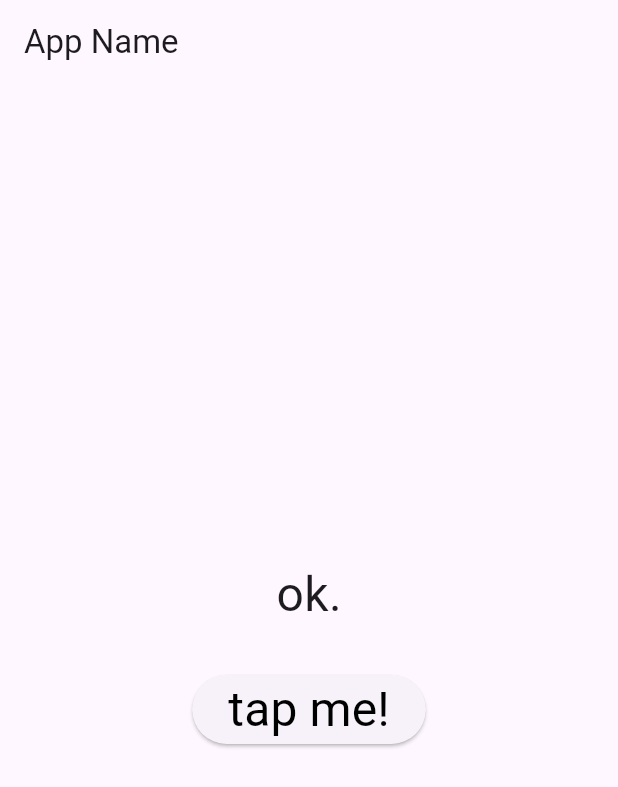
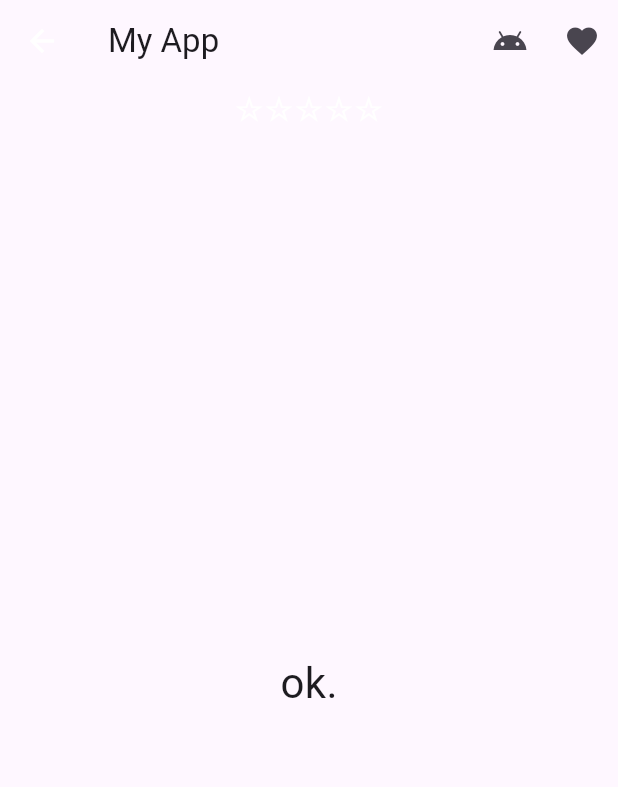
Before and after one commit to f24aa005/test, a Flutter app: the screen it shows after launch, on a phone screen of 412 x 824 dp. Shown: the top 787 px of the screen. Run offline on Flutter 3.47's test engine with Material 3 defaults, Android fonts, the phone set to English and light mode, and no system bars.

Commit message:
6/4の変更点①

```diff
--- a/sample/lib/main.dart
+++ b/sample/lib/main.dart
@@ -28,74 +28,69 @@ class MyHomePage extends StatefulWidget {
 
 class _MyHomePageState extends State<MyHomePage> {
   static var _message = 'ok.';
+  static var _stars = '☆☆☆☆☆';
+  static var _star = 0;
     @override
     Widget build(BuildContext context) {
       return  Scaffold(
         appBar:  AppBar(
-          title:  Text('App Name'),
+          title:  Text('My App'),
+          leading: BackButton(
+            color: Colors.white,
           ),
-        body:Center(
-          child: Column(
-            mainAxisAlignment: MainAxisAlignment.center,
-            children: <Widget>[
-              Text(
-                _message,
+
+          actions: <Widget>[
+            IconButton(
+              icon: Icon(Icons.android),
+              tooltip: 'add star...',
+              onPressed: iconPressedA,
+              ),
+             IconButton(
+              icon: Icon(Icons.favorite),
+              tooltip: 'subtract star...',
+              onPressed: iconPressedB,
+              ),
+          ],
+          bottom: PreferredSize(
+            preferredSize: const Size.fromHeight(30.0),
+            child: Center(
+              child: Text(_stars,
                 style: TextStyle(
-                  fontSize: 32.0,
-                  fontWeight: FontWeight.w400,
-                  fontFamily:"Roboto",),
+                  fontSize: 22.0,
+                  color: Colors.white,
+                  ),
+                ),
               ),
+            ),
+        ),
 
-
-          Padding(
-            padding:EdgeInsets.all(10.0) ,
+        body: Center(
+          child: Text(
+            _message,
+            style: const TextStyle(
+              fontSize: 28.0,
             ),
-
-            Padding(
-              padding:EdgeInsets.all(10.0) ,
-              child: ElevatedButton(
-                onPressed:buttonPressed,
-                child: Text(
-                  "tap me!",
-                  style: TextStyle(fontSize:32.0,
-                  color: const Color(0xff000000),
-                  fontWeight: FontWeight.w400,
-                  fontFamily: "Roboto"),
-                  )
-              )
-            ),
-            ],
-        ),
-        ),
-      );
+          )
+      ),
+    );
     }
 
-    void buttonPressed(){
-      showDialog(
-        context:context,
-        builder: (BuildContext context) => SimpleDialog(
-          title: const Text('Select assiganment'),
-              children: <Widget>[
-                SimpleDialogOption(
-                  onPressed: () => Navigator.pop<String>(context, 'One'),
-                  child: const Text('One'),
-                ),
-                SimpleDialogOption(
-                  onPressed: () => Navigator.pop<String>(context, 'Two'),
-                  child: const Text('Two'),
-                ),
-                SimpleDialogOption(
-                  onPressed: () => Navigator.pop<String>(context, 'Three'),
-                  child: const Text('Three'),
-                ),
-              ],
-          ),
-        ).then<void>((value) => resultAlert(value));
+    void iconPressedA() {
+      _message = 'tap "android".';
+      _star++;
+      update();
+    }
+    void iconPressedB() {
+      _message = 'tap "favorite".';
+      _star--;
+      update();
     }
 
-    void resultAlert(String value) {
-      setState((){
-        _message = 'selected: $value';
+    void update() {
+      _star = _star < 0 ? 0 : _star > 5 ? 5 : _star;
+      setState(() {
+        _stars = '★★★★★☆☆☆☆☆'.substring(5 - _star, 5 - _star + 5);
+        _message = _message + '[$_star]';
       });
     }
 }
```
